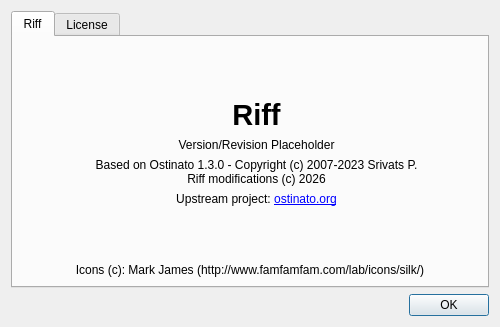
UAJ-Studio/riff, file client/about.ui: the form before one commit.
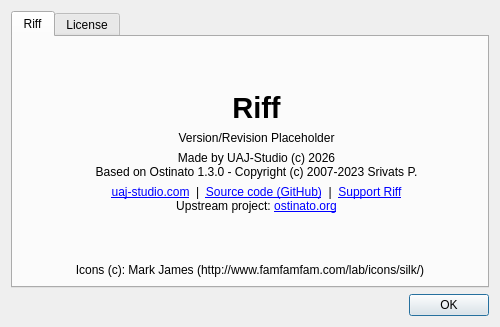
The form after the commit. Icons and pictures are not drawn.

Commit message: UAJ-Studio branding, GitHub Sponsors, own release page

```diff
--- a/client/about.ui
+++ b/client/about.ui
@@ -94,8 +94,8 @@
            <item>
             <widget class="QLabel" name="CopyrightLabel" >
              <property name="text" >
-              <string>Based on Ostinato 1.3.0 - Copyright (c) 2007-2023 Srivats P.
-Riff modifications (c) 2026</string>
+              <string>Made by UAJ-Studio (c) 2026
+Based on Ostinato 1.3.0 - Copyright (c) 2007-2023 Srivats P.</string>
              </property>
              <property name="alignment" >
               <set>Qt::AlignCenter</set>
@@ -105,7 +105,7 @@
            <item>
             <widget class="QLabel" name="LinksLabel" >
              <property name="text" >
-              <string>Upstream project: &lt;a href="https://ostinato.org">ostinato.org&lt;/a></string>
+              <string>&lt;a href="https://uaj-studio.com">uaj-studio.com&lt;/a> &amp;nbsp;|&amp;nbsp; &lt;a href="https://github.com/UAJ-Studio/riff">Source code (GitHub)&lt;/a> &amp;nbsp;|&amp;nbsp; &lt;a href="https://github.com/sponsors/UAJ-Studio">Support Riff&lt;/a>&lt;br>Upstream project: &lt;a href="https://ostinato.org">ostinato.org&lt;/a></string>
              </property>
              <property name="textFormat" >
               <enum>Qt::RichText</enum>
```
The commit also changes 9 other files.
